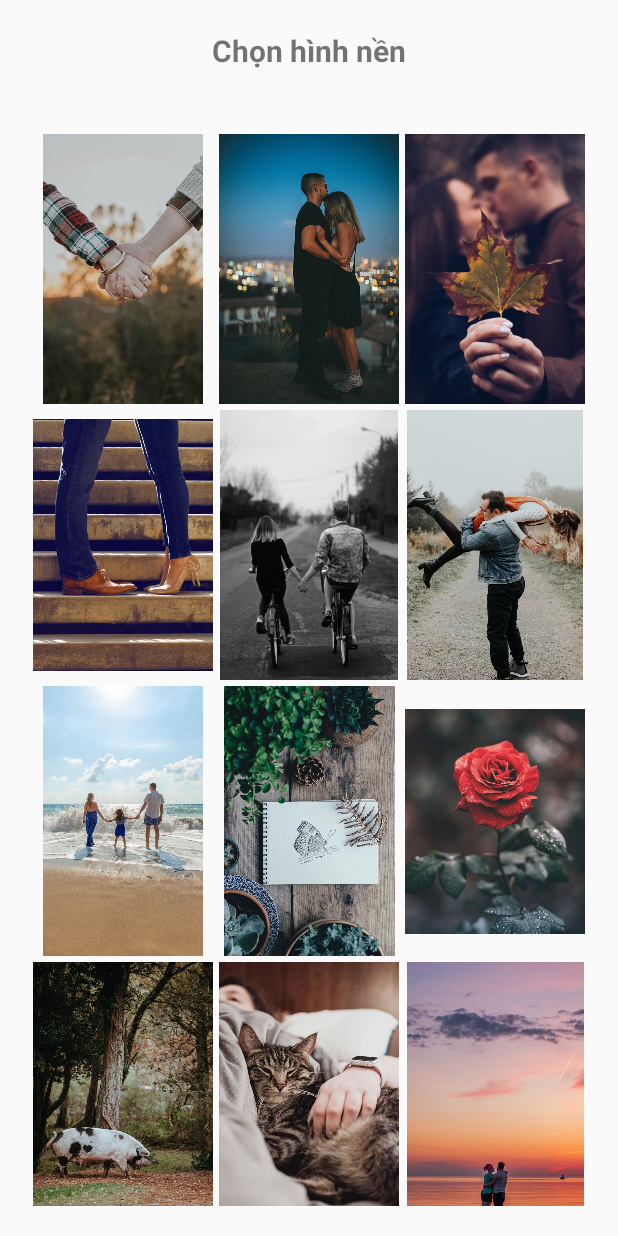
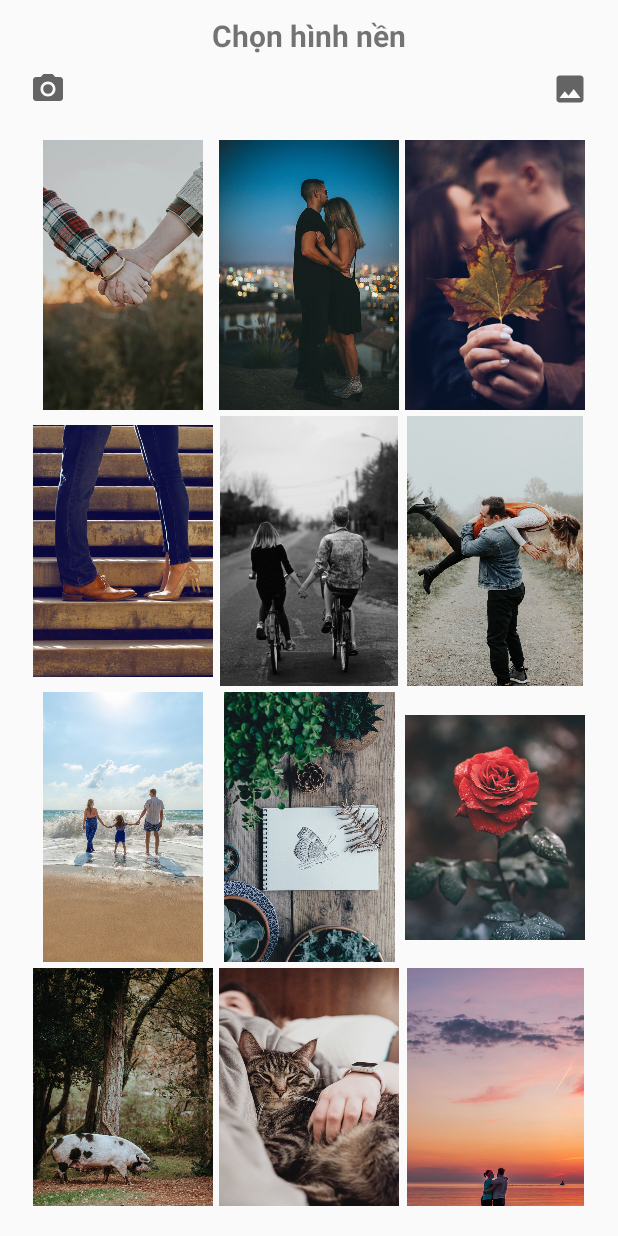
Before and after one commit to ThanhPhongTP/BeenLoveMemory_1, an Android app: the FragmentWallpaper screen opened directly, with no data from a screen before it, on a phone screen of 412 x 824 dp. Run offline under Robolectric (Android 15) with nearby library versions, the phone set to English and light mode, and no system bars; libraries missing offline, so code that uses them is left out: me.itangqi.waveloadingview; Roboto replaces fonts that are not available here.

Commit message:
Chọn Background từ camera/thư viện Fix bug cho android 10(Không truy cập được từ dữ liệu của device)

```diff
--- a/app/src/main/java/com/example/beenlovememory/FragmentBackground.java
+++ b/app/src/main/java/com/example/beenlovememory/FragmentBackground.java
@@ -398,12 +398,6 @@ public class FragmentBackground extends Fragment {
         }
     }
 
-    /**
-     * Showing Alert Dialog with Settings option
-     * Navigates user to app settings
-     * NOTE: Keep proper title and message depending on your app
-     */
-
     private void setAnimation() {
         a_ImgHeart = AnimationUtils.loadAnimation(getContext(), R.anim.animation_btnheart);
         ImgHeart.setAnimation(a_ImgHeart);
--- a/app/src/main/java/com/example/beenlovememory/FragmentLetter.java
+++ b/app/src/main/java/com/example/beenlovememory/FragmentLetter.java
@@ -102,11 +102,11 @@ public class FragmentLetter extends Fragment {
     private void getName() {
         if (sharedPreferences.contains(sNameMale)) {
             String sM = sharedPreferences.getString(sNameMale, "Nickname 1");
-            tvNick1.setText(sM);
+            tvNick1.setText( " " + sM);
         }
         if (sharedPreferences.contains(sNameFemale)) {
             String sM = sharedPreferences.getString(sNameFemale, "Nickname 2");
-            tvNick2.setText(sM);
+            tvNick2.setText(" " + sM);
         }
     }
 
--- a/app/src/main/java/com/example/beenlovememory/FragmentMain.java
+++ b/app/src/main/java/com/example/beenlovememory/FragmentMain.java
@@ -152,10 +152,8 @@ public class FragmentMain extends Fragment {
                         waveLoadingView.setProgressValue(50);
                     else if (countDay <= 85)
                         waveLoadingView.setProgressValue(60);
-                    else if (countDay <= 100)
+                    else
                         waveLoadingView.setProgressValue(70);
-                    else
-                        waveLoadingView.setProgressValue(80);
 
 
 
--- a/app/src/main/java/com/example/beenlovememory/FragmentSetting.java
+++ b/app/src/main/java/com/example/beenlovememory/FragmentSetting.java
@@ -49,7 +49,7 @@ public class FragmentSetting extends Fragment {
 
     static SharedPreferences sharedPreferences;
     public static final String FONT = "FONT";
-    public static  final  String SWITCHNOTI = "NOTI";
+    public static final String SWITCHNOTI = "NOTI";
     NotificationManagerCompat notificationManager;
     public static final String SWMK = "SWITCHMK";
     private ArrayList<Integer> mListFont;
@@ -68,7 +68,7 @@ public class FragmentSetting extends Fragment {
         notificationManager = NotificationManagerCompat.from(getContext());
         setControl(view);
         CheckSW();
-        context=getActivity(); //chuyển getActivity, getContext sang context dùng trong static(function createNotification)
+        context = getActivity(); //chuyển getActivity, getContext sang context dùng trong static(function createNotification)
         setEvent();
         return view;
     }
@@ -266,7 +266,7 @@ public class FragmentSetting extends Fragment {
         notificationManager.notify(0, notification);
     }
 
-    private void ClearNotification(){
+    private void ClearNotification() {
         NotificationManager notificationManager = (NotificationManager) getActivity().getSystemService(NOTIFICATION_SERVICE);
         notificationManager.cancelAll();
     }
--- a/app/src/main/java/com/example/beenlovememory/ShowImageActivity.java
+++ b/app/src/main/java/com/example/beenlovememory/ShowImageActivity.java
@@ -33,8 +33,6 @@ public class ShowImageActivity extends AppCompatActivity {
                 finish();
             }
         });
-
-
     }
     private void setControl() {
         img = findViewById(R.id.image);
--- /dev/null
+++ b/app/src/main/res/drawable/ic_baseline_camera_alt_24.xml
@@ -0,0 +1,13 @@
+<vector xmlns:android="http://schemas.android.com/apk/res/android"
+    android:width="24dp"
+    android:height="24dp"
+    android:viewportWidth="24"
+    android:viewportHeight="24"
+    android:tint="?attr/colorControlNormal">
+  <path
+      android:fillColor="@android:color/white"
+      android:pathData="M12,12m-3.2,0a3.2,3.2 0,1 1,6.4 0a3.2,3.2 0,1 1,-6.4 0"/>
+  <path
+      android:fillColor="@android:color/white"
+      android:pathData="M9,2L7.17,4L4,4c-1.1,0 -2,0.9 -2,2v12c0,1.1 0.9,2 2,2h16c1.1,0 2,-0.9 2,-2L22,6c0,-1.1 -0.9,-2 -2,-2h-3.17L15,2L9,2zM12,17c-2.76,0 -5,-2.24 -5,-5s2.24,-5 5,-5 5,2.24 5,5 -2.24,5 -5,5z"/>
+</vector>
--- /dev/null
+++ b/app/src/main/res/drawable/ic_baseline_image_24.xml
@@ -0,0 +1,10 @@
+<vector xmlns:android="http://schemas.android.com/apk/res/android"
+    android:width="24dp"
+    android:height="24dp"
+    android:viewportWidth="24"
+    android:viewportHeight="24"
+    android:tint="?attr/colorControlNormal">
+  <path
+      android:fillColor="@android:color/white"
+      android:pathData="M21,19V5c0,-1.1 -0.9,-2 -2,-2H5c-1.1,0 -2,0.9 -2,2v14c0,1.1 0.9,2 2,2h14c1.1,0 2,-0.9 2,-2zM8.5,13.5l2.5,3.01L14.5,12l4.5,6H5l3.5,-4.5z"/>
+</vector>
--- a/app/src/main/res/layout/fragment_wallpaper.xml
+++ b/app/src/main/res/layout/fragment_wallpaper.xml
@@ -4,13 +4,43 @@
     xmlns:tools="http://schemas.android.com/tools"
     android:layout_width="match_parent"
     android:layout_height="match_parent"
+    android:gravity="center"
     android:orientation="vertical"
-    android:gravity="center"
     tools:context=".FragmentWallpaper">
 
     <TextView
-        android:text="@string/ChonHinh"
-        style="@style/tvChonHinhNen" />
+        style="@style/tvChonHinhNen"
+        android:text="@string/ChonHinh" />
+
+    <LinearLayout
+        android:layout_width="match_parent"
+        android:layout_height="wrap_content"
+        android:layout_marginHorizontal="20dp"
+        android:orientation="horizontal">
+
+        <ImageView
+            android:id="@+id/cam"
+            android:layout_width="wrap_content"
+            android:layout_height="wrap_content"
+            android:src="@drawable/ic_baseline_camera_alt_24" />
+
+        <LinearLayout
+            android:layout_width="match_parent"
+            android:layout_height="wrap_content"
+            android:gravity="right"
+            android:orientation="horizontal">
+
+
+            <ImageView
+                android:id="@+id/gallery"
+                android:layout_width="wrap_content"
+                android:layout_height="wrap_content"
+                android:layout_gravity="center"
+                android:src="@drawable/ic_baseline_image_24" />
+
+        </LinearLayout>
+    </LinearLayout>
+
 
     <androidx.recyclerview.widget.RecyclerView
         android:id="@+id/rccv"
--- a/app/src/main/res/values/styles.xml
+++ b/app/src/main/res/values/styles.xml
@@ -173,7 +173,7 @@
         <item name="android:layout_width">match_parent</item>
         <item name="android:layout_height">wrap_content</item>
         <item name="android:gravity">center</item>
-        <item name="android:padding">20dp</item>
+        <item name="android:padding">10dp</item>
         <item name="android:textSize">20sp</item>
         <item name="android:textStyle">bold</item>
     </style>
```
Also changed, not shown: app/src/main/AndroidManifest.xml (+9 -3 lines), app/src/main/java/com/example/beenlovememory/Adapter/RecycleAdapterWallpaper.java (+83 -5 lines), app/src/main/java/com/example/beenlovememory/FragmentWallpaper.java (+88 -1 lines), app/src/main/java/com/example/beenlovememory/InsertMemoryActivity.java (+33 -1 lines), app/src/main/java/com/example/beenlovememory/Main.java (+45 -24 lines), app/src/main/res/drawable/cam.png (added).
